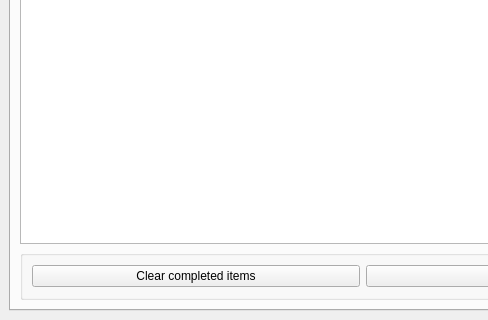
Qt form ui/main.ui (moddroid94/onthespot) before a commit; both pictures show x 0 to 488 and y 418 to 738 of the 1060 by 738 pixel window.
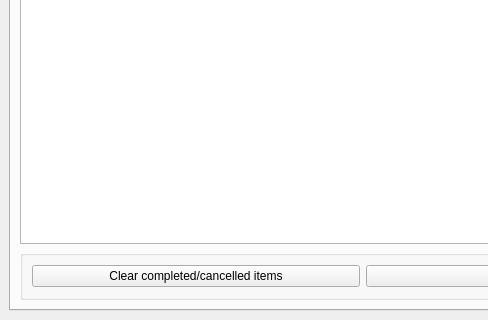
The same form after that commit. The open tabs and pages were chosen to show the change.

Commit message: ffmpeg path fix for some systems

Patch:
```diff
--- a/ui/main.ui
+++ b/ui/main.ui
@@ -1411,7 +1411,7 @@
            <item>
             <widget class="QPushButton" name="btn_progress_clear_complete">
              <property name="text">
-              <string>Clear completed items</string>
+              <string>Clear completed/cancelled items</string>
              </property>
             </widget>
            </item>
```
The commit also changes 2 other files.
